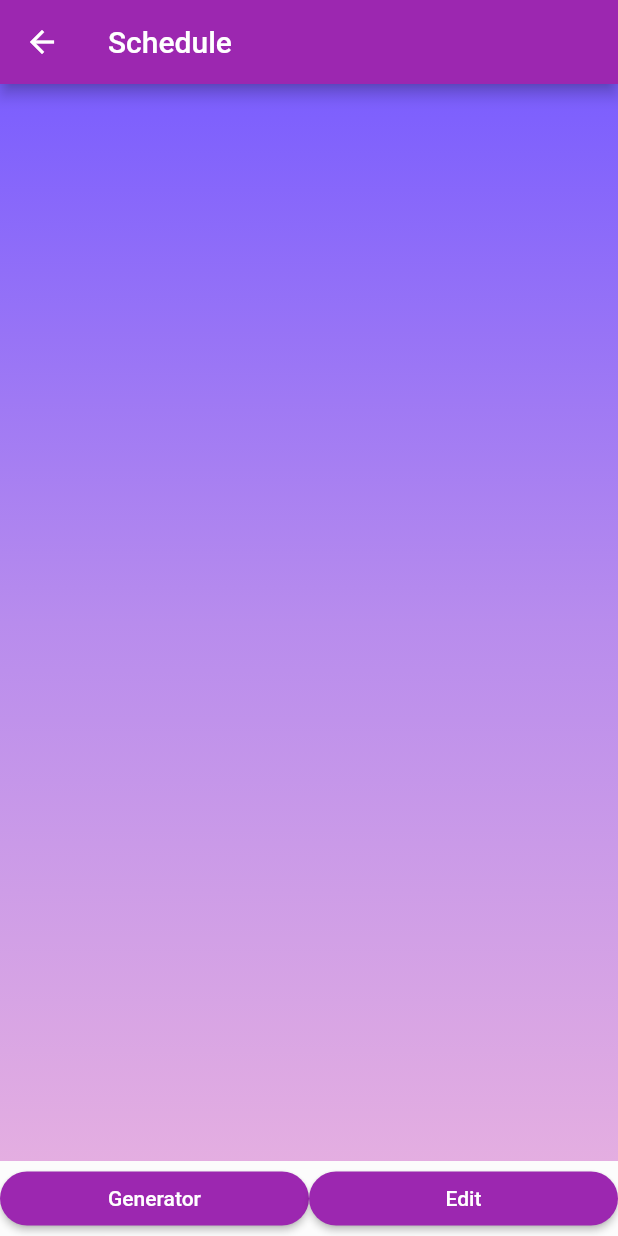
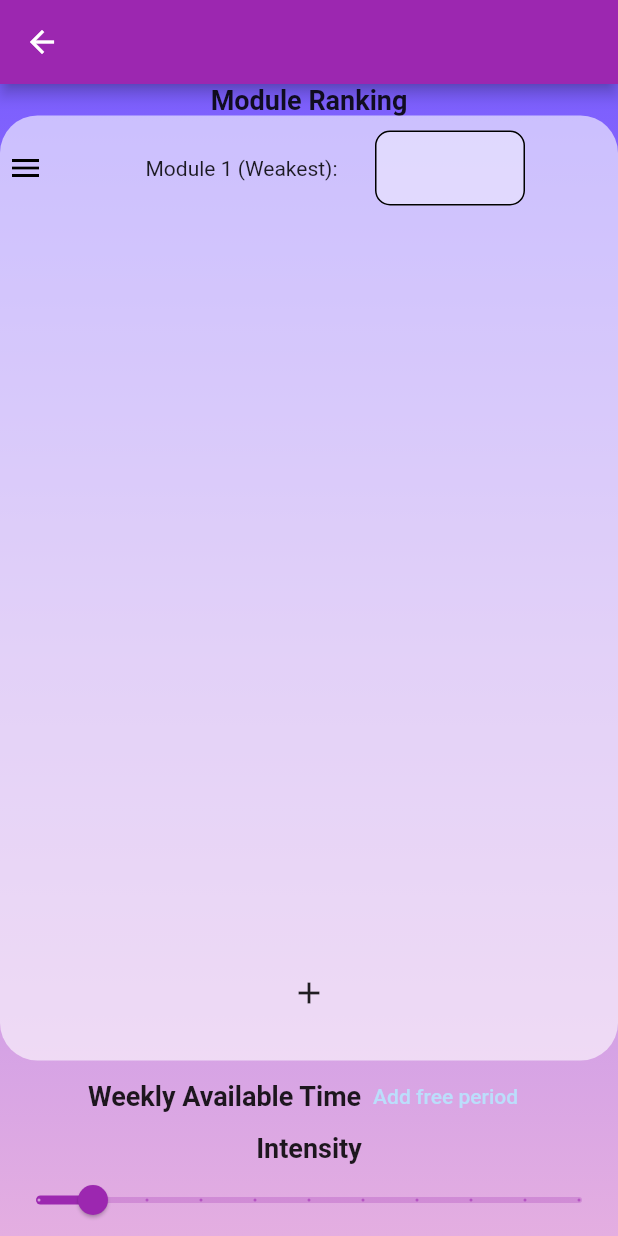
Before and after one commit to SimKianSeng/LvlUp, a Flutter app: the ScheduleGen screen opened by its route, after a tap on "Generator", on a phone screen of 412 x 824 dp. Run offline on Flutter 3.47's test engine with Material 2 defaults, Android fonts, the phone set to English and light mode, and no system bars; our stand-ins replace firebase_auth, firebase_core; accounts and stored records are empty.

Commit message:
Basic UI for schedule input, generator algorithm

```diff
--- a/lib/main.dart
+++ b/lib/main.dart
@@ -1,4 +1,5 @@
-import 'package:lvlup/pages/schedule_gen_page.dart';
+import 'package:lvlup/pages/schedule/schedule_gen_page.dart';
+import 'package:lvlup/pages/schedule/schedule_input.dart';
 import 'package:lvlup/pages/settings_page.dart';
 import 'package:lvlup/pages/study_stats_page.dart';
 import 'package:lvlup/widget_tree.dart';
@@ -33,6 +34,7 @@ class MyApp extends StatelessWidget {
           '/settings': (context) => const Settings(),
           '/scheduleGen': (context) => const ScheduleGen(),
           '/studyStats': (context) => const StudyStats(),
+          '/scheduleInput': (context) => const ScheduleInput(),
         },
       ),
     );
--- /dev/null
+++ b/lib/models/module_row.dart
@@ -0,0 +1,90 @@
+import 'package:flutter/material.dart';
+import 'package:lvlup/constants.dart';
+import 'package:lvlup/services/generator.dart';
+
+class ModuleRow extends StatefulWidget {
+  int index;
+  Generator generator = Generator();
+
+  ModuleRow({required this.index, required this.generator, super.key});
+
+  @override
+  State<ModuleRow> createState() => _ModuleRowState();
+}
+
+class _ModuleRowState extends State<ModuleRow> {
+  String module = '';
+  // bool error = false;
+
+  void updateModule(String module) {
+    if (widget.generator.alreadyInput(module)) {
+      //module has been input, do not update
+      // setState(() {
+      //   error = true;
+      // });
+      const message = SnackBar(
+        content: Text('Module has been entered previously'),
+      );
+
+      ScaffoldMessenger.of(context).showSnackBar(message);
+    } else {
+      //module has not been previously input, update
+      // setState(() {
+      //   error = false;
+      // });
+
+      this.module = module;
+      widget.generator.addModuleRanked(module, widget.index);
+    }
+  }
+
+  //TODO
+  ///To move up and down the rank column and delete the module
+  // Widget _additionalStuff() {
+  //   return GestureDetector(
+  //     child: const Icon(Icons.menu, color: Colors.black,),
+  //   );
+  // }
+
+  @override
+  Widget build(BuildContext context) {
+    return Padding(
+      padding: const EdgeInsets.symmetric(horizontal: 5, vertical: 10),
+      child: Row(
+        mainAxisAlignment: MainAxisAlignment.start,
+        children: <Widget>[
+          const Icon(Icons.menu, color: Colors.black,),
+          SizedBox(width: widget.index == 1 ? 68.0 : 135.0,),
+          widget.index == 1 ? const Text('Module 1 (Weakest):') : Text('Module ${widget.index}:'),
+          const SizedBox(width: 25.0,),
+          SizedBox(
+            height: 50.0,
+            width: 100.0,
+            child: TextField(
+              textAlign: TextAlign.center,
+              decoration: customTextField(''),
+              onChanged: (value) {
+                if (module != '' && value != module) {
+                  widget.generator.removeModule(module);
+                }
+
+                module = value;
+                updateModule(module);
+              },
+              onSubmitted: (value) => updateModule(value),
+              onTapOutside: (event) {
+                if (!widget.generator.alreadyInput(module)) {
+                  widget.generator.addModuleRanked(module, widget.index);
+                }
+              },
+            ),
+          ),
+          // SizedBox(
+          //   width: 20.0,
+          //   child: error ? Icon(Icons.error, color: Colors.red[300],) : const Placeholder(),
+          // )
+        ],
+      ),
+    );
+  }
+}
--- a/lib/pages/schedule_gen_page.dart
+++ b/lib/pages/schedule/schedule_gen_page.dart
@@ -8,24 +8,24 @@ class ScheduleGen extends StatefulWidget {
   State<ScheduleGen> createState() => _ScheduleGenState();
 }
 
-Widget _GeneratorButton() {
+class _ScheduleGenState extends State<ScheduleGen> {
+
+  Widget _generatorButton() {
   return ElevatedButton(
     style: ButtonStyle(
           shape: MaterialStateProperty.all(
               RoundedRectangleBorder(borderRadius: BorderRadius.circular(25.0)))),
     onPressed: () {
-
+      Navigator.pushNamed(context, '/scheduleInput');
     },
     child: const Text("Generator"),);
 }
 
-class _ScheduleGenState extends State<ScheduleGen> {
-
   Widget _editButton() {
     return ElevatedButton(
     style: ButtonStyle(
-          shape: MaterialStateProperty.all(
-              RoundedRectangleBorder(borderRadius: BorderRadius.circular(25.0)))),
+      shape: MaterialStateProperty.all(
+          RoundedRectangleBorder(borderRadius: BorderRadius.circular(25.0)))),
     onPressed: () {
 
     },
@@ -35,7 +35,9 @@ class _ScheduleGenState extends State<ScheduleGen> {
   @override
   Widget build(BuildContext context) {
     return Scaffold(
-      appBar: AppBar(title: Text("Schedule")),
+      appBar: AppBar(
+        title: Text("Quest"),
+        centerTitle: true,),
       body: Container(
         decoration: bgColour,
       ),
@@ -43,7 +45,7 @@ class _ScheduleGenState extends State<ScheduleGen> {
         height: 50.0,
         backgroundColor: Colors.white30,
         destinations: [
-          _GeneratorButton(),
+          _generatorButton(),
           _editButton(),
         ],
       ),
--- /dev/null
+++ b/lib/pages/schedule/schedule_input.dart
@@ -0,0 +1,118 @@
+import 'package:flutter/material.dart';
+import 'package:lvlup/constants.dart';
+import 'package:lvlup/models/module_row.dart';
+import 'package:lvlup/services/generator.dart';
+
+
+class ScheduleInput extends StatefulWidget {
+  const ScheduleInput({super.key});
+
+  @override
+  State<ScheduleInput> createState() => _ScheduleInputState();
+}
+
+class _ScheduleInputState extends State<ScheduleInput> {
+  Generator generator = Generator();
+  // Schedule schedule = Schedule();
+  static int _moduleCount = 1;
+  int _intensity = 1;
+
+  Slider _intensityScale() {
+    return Slider(
+      max: 10.0,
+      divisions: 10,
+      label: _intensity.toString(),
+      value: _intensity.toDouble(),
+      onChanged: (newIntensity) {
+        setState(() {
+          _intensity = newIntensity.toInt();
+          generator.updateIntensity(newIntensity.toInt());
+        });
+      }
+    );
+  }
+
+  Text _heading(String header) {
+    return Text(
+      header,
+      style: const TextStyle(
+        fontSize: 18.0,
+        fontWeight: FontWeight.bold,
+      ),
+    );
+  }
+
+  Widget _moduleInput(BuildContext context, ) {
+    return Expanded(
+      child: Container(
+        decoration: const BoxDecoration(
+          borderRadius: BorderRadius.all(Radius.circular(25.0)),
+          color: Colors.white60,
+        ),
+        child: Column(
+          children: [
+            Expanded(
+              flex: 6,
+              child: ListView.builder(
+                itemCount: _moduleCount,
+                itemBuilder: (context, index) => ModuleRow(index: index + 1, generator: generator,)),
+            ),
+            Expanded(
+              child: _addModule()
+            ),
+          ]
+        ),
+      ),
+    );
+  }
+
+  IconButton _addModule() {
+    return IconButton(
+      onPressed: () {
+        setState(() {
+          _moduleCount += 1;
+        });
+      },
+      icon: const Icon(Icons.add)
+    );
+  }
+
+  @override
+  Widget build(BuildContext context) {
+    return GestureDetector(
+      onTap: () {
+        FocusScopeNode currentNode = FocusScope.of(context);
+        currentNode.unfocus();
+      },
+      child: Scaffold(
+        appBar: AppBar(),
+        body: Container(
+          decoration: bgColour,
+          child: Column(
+            children: <Widget>[
+              _heading('Module Ranking'),
+              _moduleInput(context),
+              Row(
+                mainAxisAlignment: MainAxisAlignment.center,
+                children: [
+                  _heading('Weekly Available Time'),
+                  TextButton(
+                    onPressed: () {},
+                    child: Text(
+                      'Add free period',
+                      style: TextStyle(
+                        color: Colors.blue[100]
+                      ),)),
+                ],
+              ),
+              // _weeklyInput(),
+              _heading('Intensity'),
+              _intensityScale(),
+              // _check(),
+            ],
+          ),
+        ),
+      ),
+    );
+  }
+}
--- /dev/null
+++ b/lib/services/generator.dart
@@ -0,0 +1,109 @@
+import 'dart:math';
+
+///Generator is a singleton class that takes in the input for the schedule consisting:
+///modules (ranked), intensity and free sessions.
+///Using these inputs, generator will utilise 'weighted random selection' algorithm
+///and distribute the modules across the free sessions based on level of intensity
+class Generator {
+
+  static final Generator _instance = Generator._internal();
+
+  List<String> modules = [];
+  late int intensity;
+  late List<DateTime> sessions;
+  List<String> allocations = [];
+
+  factory Generator() {
+    return _instance;
+  }
+
+  Generator._internal();
+
+  bool alreadyInput(String module) {
+    return modules.contains(module);
+  }
+
+  void addModuleRanked(String module, int rank) {
+    print('added');
+    modules.insert(rank - 1, module);
+  }
+
+  bool isAdded(int rank) {
+    bool moduleAdded = modules.length != rank;
+
+    return moduleAdded;
+  }
+
+  void removeModule(String module) {
+    print('removed');
+    modules.remove(module);
+  }
+
+  // void addSessions(List<DateTime> sessions) {
+  //   this.sessions = sessions;
+  // }
+
+  void updateIntensity(int intensity) {
+    this.intensity = intensity;
+  }
+
+  List<String> generateSchedule() {
+    int numberOfFreeSessions = 5; //sessions.length;
+
+
+    while (numberOfFreeSessions != 0) {
+      String module = selectModule();
+
+      allocations.add(module);
+
+      numberOfFreeSessions -= 1;
+    }
+
+    return allocations;
+  }
+
+
+  String selectModule() {
+    //Save the need to compute everytime if there is no modules
+    if (modules.isEmpty) {
+      return 'free';
+    }
+
+    if (!modules.contains('free')) {
+      modules.add('free');
+    }
+
+    //Corresponds to modules index
+    List<int> prefixSum = [];
+
+    for (int i = 1; i <= modules.length; i++) {
+      int rank = modules.length - i;
+      prefixSum.add((rank * rank) ~/ 2);
+    }
+
+    int totalPriorities = (((1 + modules.length) * (modules.length)) ~/ 2) ~/ (1 - (intensity / 10));
+
+    int target = 1 + Random().nextInt(totalPriorities);
+
+    //Binary search to find smallest index corresponding to prefix sum greater than target
+    int start = 0;
+    int end = prefixSum.length - 1;
+
+    while(start < end) {
+      int mid = (start + end) ~/ 2;
+      if (prefixSum[mid] < target) {
+        start = mid + 1;
+      } else if (prefixSum[mid] > target) {
+        end = mid;
+      } else {
+        start = mid;
+        break;
+      }
+    }
+
+
+    String module = modules[start];
+    return module;
+  }
+
+}
--- a/pubspec.yaml
+++ b/pubspec.yaml
@@ -36,6 +36,7 @@ dependencies:
   flutter:
     sdk: flutter
   provider: ^6.0.5
+  time_planner: ^0.1.1
 
 dev_dependencies:
   flutter_lints: ^2.0.0
```
Also changed, not shown: 1 other file.
